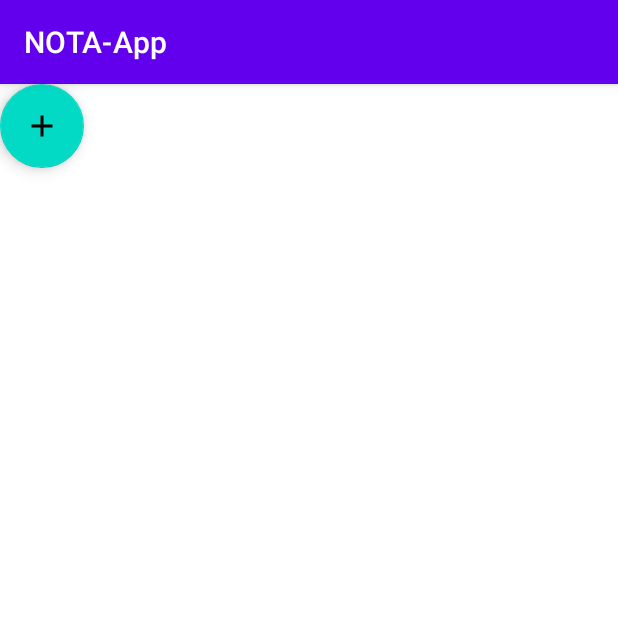
After one commit to rishivarma853/TASK_TECHTOIDS_ANDROID, an Android app: the Task_Screen_Activity screen opened directly, with no data from a screen before it, on a phone screen of 412 x 824 dp, the top half of it. The commit adds this screen. Run offline under Robolectric (Android 15) with nearby library versions, the phone set to English and light mode, and no system bars.

Commit message:
Creating the Task Screen

```diff
--- a/NOTA-App/app/src/main/AndroidManifest.xml
+++ b/NOTA-App/app/src/main/AndroidManifest.xml
@@ -12,6 +12,9 @@
         android:theme="@style/Theme.NOTAApp"
         tools:targetApi="31">
         <activity
+            android:name=".Task_Screen_Activity"
+            android:exported="false" />
+        <activity
             android:name=".LaunchScreenLoadingActivity"
             android:exported="true">
             <intent-filter>
--- /dev/null
+++ b/NOTA-App/app/src/main/java/ca/lcit22fw/madt/techtoids/android/nota_app/Task_Screen_Activity.java
@@ -0,0 +1,14 @@
+package ca.lcit22fw.madt.techtoids.android.nota_app;
+
+import androidx.appcompat.app.AppCompatActivity;
+
+import android.os.Bundle;
+
+public class Task_Screen_Activity extends AppCompatActivity {
+
+    @Override
+    protected void onCreate(Bundle savedInstanceState) {
+        super.onCreate(savedInstanceState);
+        setContentView(R.layout.activity_task_screen);
+    }
+}
--- /dev/null
+++ b/NOTA-App/app/src/main/res/drawable/baseline_add_24.xml
@@ -0,0 +1,5 @@
+<vector android:height="24dp" android:tint="#FFFFFF"
+    android:viewportHeight="24" android:viewportWidth="24"
+    android:width="24dp" xmlns:android="http://schemas.android.com/apk/res/android">
+    <path android:fillColor="@android:color/white" android:pathData="M19,13h-6v6h-2v-6H5v-2h6V5h2v6h6v2z"/>
+</vector>
--- /dev/null
+++ b/NOTA-App/app/src/main/res/drawable/baseline_settings_24.xml
@@ -0,0 +1,5 @@
+<vector android:height="24dp" android:tint="#111213"
+    android:viewportHeight="24" android:viewportWidth="24"
+    android:width="24dp" xmlns:android="http://schemas.android.com/apk/res/android">
+    <path android:fillColor="@android:color/white" android:pathData="M19.14,12.94c0.04,-0.3 0.06,-0.61 0.06,-0.94c0,-0.32 -0.02,-0.64 -0.07,-0.94l2.03,-1.58c0.18,-0.14 0.23,-0.41 0.12,-0.61l-1.92,-3.32c-0.12,-0.22 -0.37,-0.29 -0.59,-0.22l-2.39,0.96c-0.5,-0.38 -1.03,-0.7 -1.62,-0.94L14.4,2.81c-0.04,-0.24 -0.24,-0.41 -0.48,-0.41h-3.84c-0.24,0 -0.43,0.17 -0.47,0.41L9.25,5.35C8.66,5.59 8.12,5.92 7.63,6.29L5.24,5.33c-0.22,-0.08 -0.47,0 -0.59,0.22L2.74,8.87C2.62,9.08 2.66,9.34 2.86,9.48l2.03,1.58C4.84,11.36 4.8,11.69 4.8,12s0.02,0.64 0.07,0.94l-2.03,1.58c-0.18,0.14 -0.23,0.41 -0.12,0.61l1.92,3.32c0.12,0.22 0.37,0.29 0.59,0.22l2.39,-0.96c0.5,0.38 1.03,0.7 1.62,0.94l0.36,2.54c0.05,0.24 0.24,0.41 0.48,0.41h3.84c0.24,0 0.44,-0.17 0.47,-0.41l0.36,-2.54c0.59,-0.24 1.13,-0.56 1.62,-0.94l2.39,0.96c0.22,0.08 0.47,0 0.59,-0.22l1.92,-3.32c0.12,-0.22 0.07,-0.47 -0.12,-0.61L19.14,12.94zM12,15.6c-1.98,0 -3.6,-1.62 -3.6,-3.6s1.62,-3.6 3.6,-3.6s3.6,1.62 3.6,3.6S13.98,15.6 12,15.6z"/>
+</vector>
--- /dev/null
+++ b/NOTA-App/app/src/main/res/drawable/profile.xml
@@ -0,0 +1,5 @@
+<vector android:height="24dp" android:tint="#111213"
+    android:viewportHeight="24" android:viewportWidth="24"
+    android:width="24dp" xmlns:android="http://schemas.android.com/apk/res/android">
+    <path android:fillColor="@android:color/white" android:pathData="M12,12c2.21,0 4,-1.79 4,-4s-1.79,-4 -4,-4 -4,1.79 -4,4 1.79,4 4,4zM12,14c-2.67,0 -8,1.34 -8,4v2h16v-2c0,-2.66 -5.33,-4 -8,-4z"/>
+</vector>
--- /dev/null
+++ b/NOTA-App/app/src/main/res/layout/activity_task_screen.xml
@@ -0,0 +1,18 @@
+<?xml version="1.0" encoding="utf-8"?>
+<androidx.constraintlayout.widget.ConstraintLayout xmlns:android="http://schemas.android.com/apk/res/android"
+    xmlns:app="http://schemas.android.com/apk/res-auto"
+    xmlns:tools="http://schemas.android.com/tools"
+    android:layout_width="match_parent"
+    android:layout_height="match_parent"
+    tools:context=".Task_Screen_Activity">
+
+    <com.google.android.material.floatingactionbutton.FloatingActionButton
+        android:id="@+id/fab"
+        android:layout_width="wrap_content"
+        android:layout_height="wrap_content"
+        android:src="@drawable/baseline_add_24"
+        android:background="@color/chambray"
+        tools:ignore="MissingConstraints,SpeakableTextPresentCheck" />
+
+
+</androidx.constraintlayout.widget.ConstraintLayout>
```
Also changed, not shown: NOTA-App/app/src/main/res/drawable/transparent_background.xml (added, +9 -0 lines), NOTA-App/app/src/main/res/menu/bottom_nav_menu.xml (added, +29 -0 lines), NOTA-App/app/src/main/res/values/colors.xml (+8 -0 lines).
